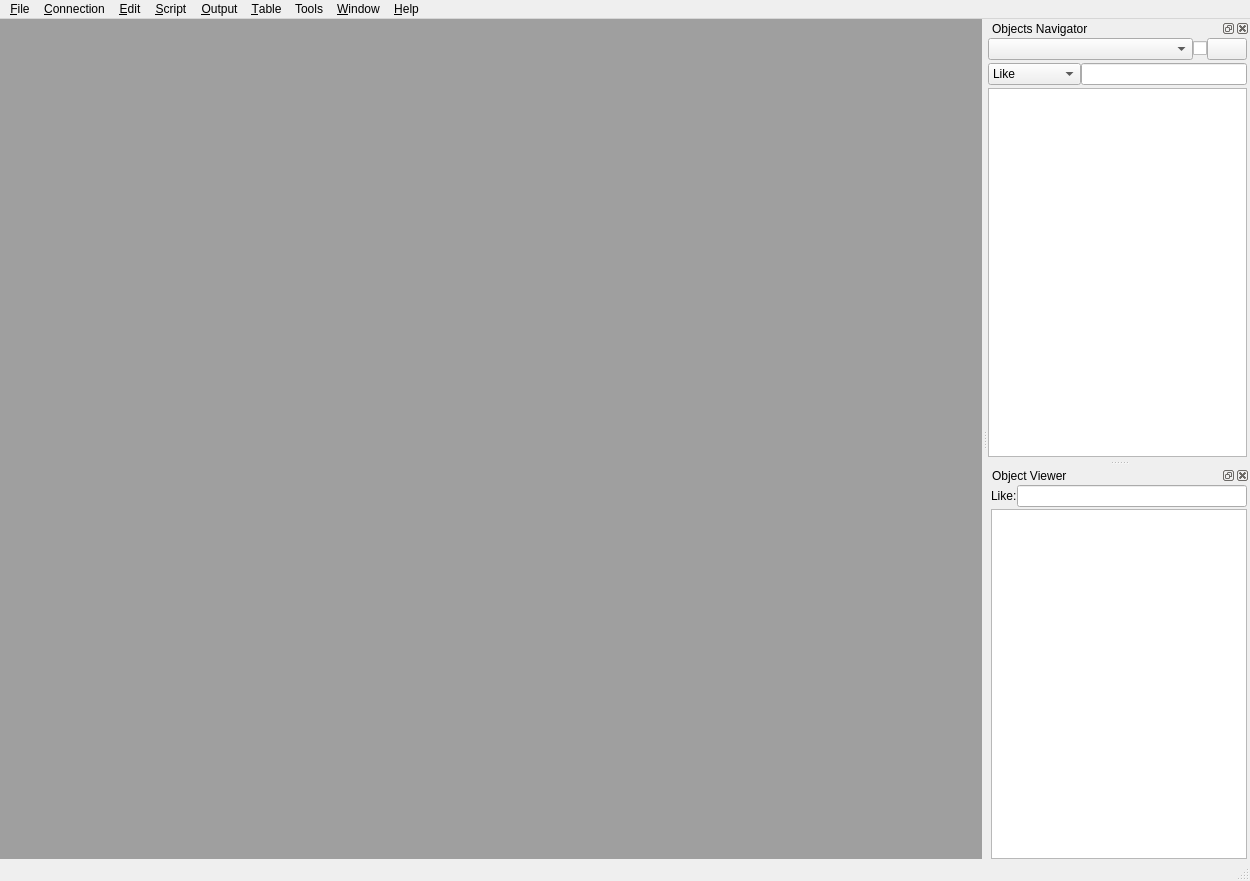
MValaguz/MSql, file source/qtdesigner/MSql_editor_win1_ui.ui: the form before one commit.
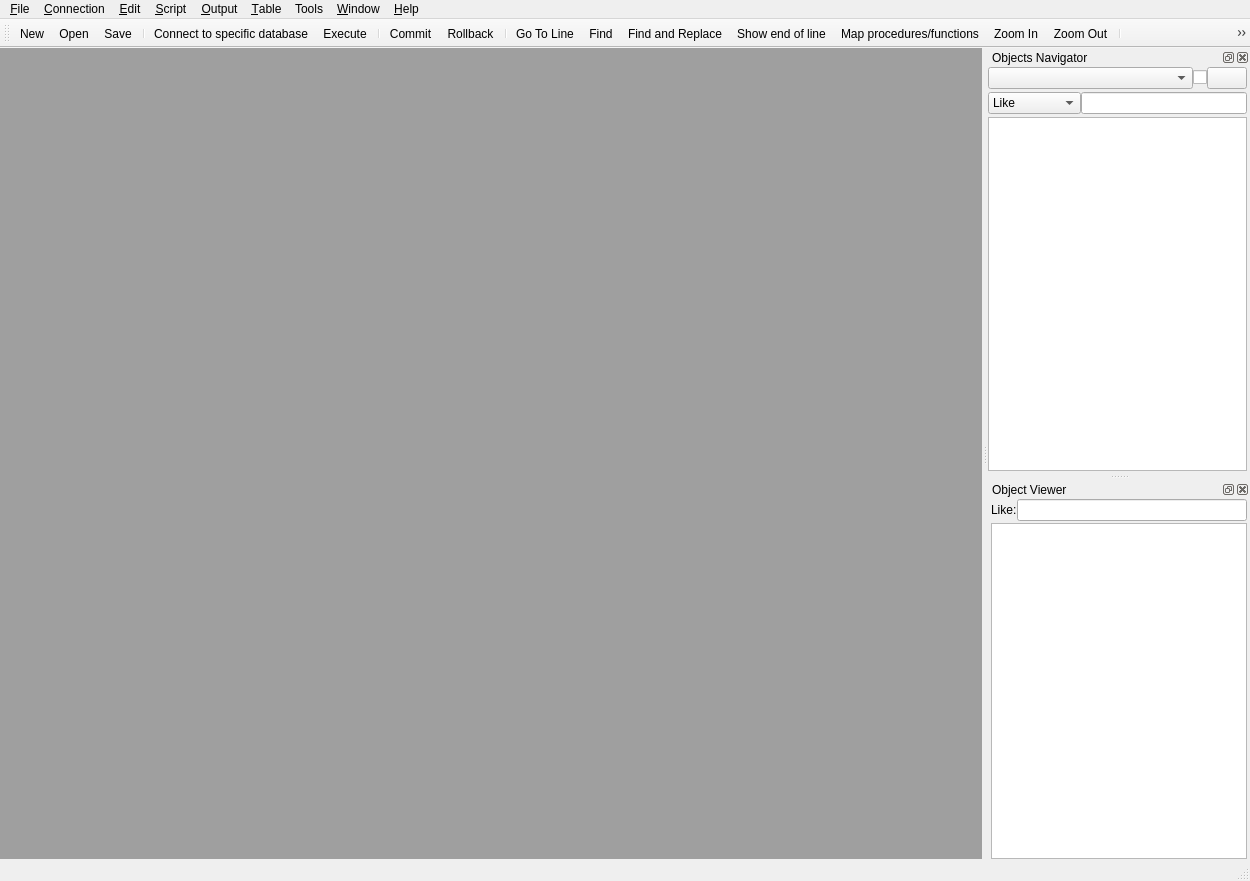
The form after the commit. Icons and pictures are not drawn.

Diff of the .ui file:
```diff
--- a/source/qtdesigner/MSql_editor_win1_ui.ui
+++ b/source/qtdesigner/MSql_editor_win1_ui.ui
@@ -583,6 +583,48 @@
     </layout>
    </widget>
   </widget>
+  <widget class="QToolBar" name="toolBar">
+   <property name="windowTitle">
+    <string>toolBar</string>
+   </property>
+   <property name="iconSize">
+    <size>
+     <width>32</width>
+     <height>24</height>
+    </size>
+   </property>
+   <attribute name="toolBarArea">
+    <enum>TopToolBarArea</enum>
+   </attribute>
+   <attribute name="toolBarBreak">
+    <bool>false</bool>
+   </attribute>
+   <addaction name="actionNew"/>
+   <addaction name="actionOpen"/>
+   <addaction name="actionSave"/>
+   <addaction name="separator"/>
+   <addaction name="actionConnect"/>
+   <addaction name="actionRun_selected_area"/>
+   <addaction name="separator"/>
+   <addaction name="actionCommit"/>
+   <addaction name="actionRollback"/>
+   <addaction name="separator"/>
+   <addaction name="actionGo_To_Line"/>
+   <addaction name="actionFind"/>
+   <addaction name="actionFind_and_Replace"/>
+   <addaction name="actionShow_end_of_line"/>
+   <addaction name="actionMaps_procedure_function"/>
+   <addaction name="actionZoom_In"/>
+   <addaction name="actionZoom_Out"/>
+   <addaction name="separator"/>
+   <addaction name="actionClear_output"/>
+   <addaction name="actionMake_table_editable"/>
+   <addaction name="actionSave_modified_data"/>
+   <addaction name="separator"/>
+   <addaction name="actionHistory"/>
+   <addaction name="actionCreate_autocompletation_dictionary"/>
+   <addaction name="actionPreferences"/>
+  </widget>
   <action name="actionOpen">
    <property name="icon">
     <iconset resource="resource.qrc">
```
Left out of the diff: 216 changed lines with no effect on the pictures.
